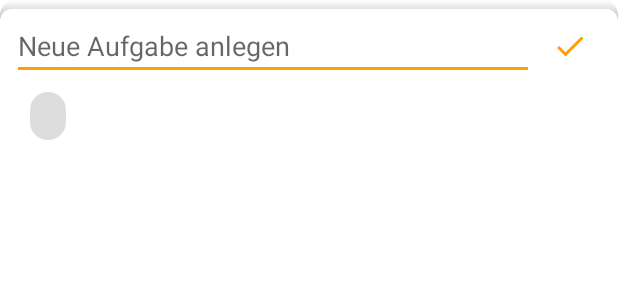
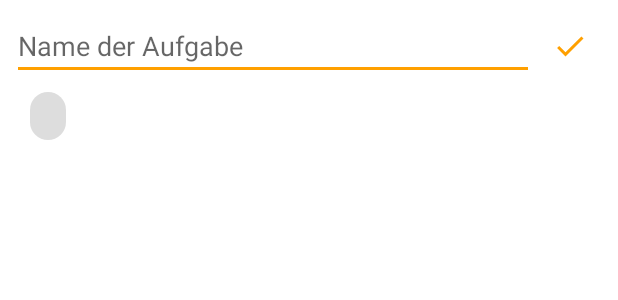
Before and after one commit to andipabst/vergiss-nix, an Android app: the layout edit_task_fragment.xml on its own in the app's theme, with its tools: preview values and no code run, on a phone screen of 412 x 824 dp. Shown: the top 300 px of the screen. Run offline under Robolectric (Android 15) with nearby library versions, the phone set to English and light mode, and no system bars.

Commit message:
change look and behaviour of bottom dialog

```diff
--- a/app/src/main/res/drawable/bottom_sheet_background.xml
+++ /dev/null
@@ -1,30 +0,0 @@
-<?xml version="1.0" encoding="utf-8"?>
-<layer-list xmlns:android="http://schemas.android.com/apk/res/android">
-
-    <item android:height="14dp">
-        <shape android:shape="rectangle">
-            <corners
-                android:topLeftRadius="10dp"
-                android:topRightRadius="10dp" />
-            <gradient
-                android:angle="-90"
-                android:endColor="#44000000"
-                android:startColor="@android:color/transparent" />
-        </shape>
-    </item>
-
-    <item android:top="6dp">
-        <shape>
-            <solid android:color="@color/white" />
-            <corners
-                android:topLeftRadius="8dp"
-                android:topRightRadius="8dp" />
-            <padding
-                android:bottom="0dp"
-                android:left="0dp"
-                android:right="0dp"
-                android:top="0dp" />
-        </shape>
-    </item>
-
-</layer-list>
--- a/app/src/main/res/layout/edit_task_fragment.xml
+++ b/app/src/main/res/layout/edit_task_fragment.xml
@@ -16,15 +16,15 @@
     <androidx.constraintlayout.widget.ConstraintLayout
         android:layout_width="match_parent"
         android:layout_height="match_parent"
-        android:background="@drawable/bottom_sheet_background"
         android:padding="8dp"
+        android:paddingTop="0dp"
         tools:context=".ui.main.EditTaskFragment">
 
         <EditText
             android:id="@+id/edit_task_name"
             android:layout_width="0dp"
             android:layout_height="wrap_content"
-            android:hint="@string/createNewTask"
+            android:hint="@string/task_name"
             android:imeOptions="actionSend"
             android:importantForAutofill="no"
             android:inputType="text"
--- a/app/src/main/res/values/strings.xml
+++ b/app/src/main/res/values/strings.xml
@@ -1,6 +1,7 @@
 <resources>
     <string name="app_name">VergissNix</string>
     <string name="createNewTask">Neue Aufgabe anlegen</string>
+    <string name="task_name">Name der Aufgabe</string>
     <string name="confirm_delete">Wollen Sie die Aufgabe sicher löschen? Dies kann nicht rückgängig gemacht werden.</string>
     <string name="delete">Löschen</string>
     <string name="abort">Abbrechen</string>
@@ -21,4 +22,5 @@
     <string name="custom">Benutzerdefiniert</string>
     <string name="next_week">Nächste Woche</string>
     <string name="weekend">Am Wochenende</string>
+    <string name="add">Neue Aufgabe</string>
 </resources>
```
Also changed, not shown: app/build.gradle (+5 -5 lines), app/src/main/java/de/andicodes/vergissnix/ui/main/EditTaskFragment.java (+16 -9 lines), app/src/main/java/de/andicodes/vergissnix/ui/main/EditTaskViewModel.java (+21 -3 lines), app/src/main/java/de/andicodes/vergissnix/ui/main/MainFragment.java (+14 -25 lines), app/src/main/java/de/andicodes/vergissnix/ui/main/MainViewModel.java (+0 -33 lines), app/src/main/res/layout/main_fragment.xml (+11 -15 lines), app/src/main/res/navigation/nav_graph.xml (+17 -1 lines).
